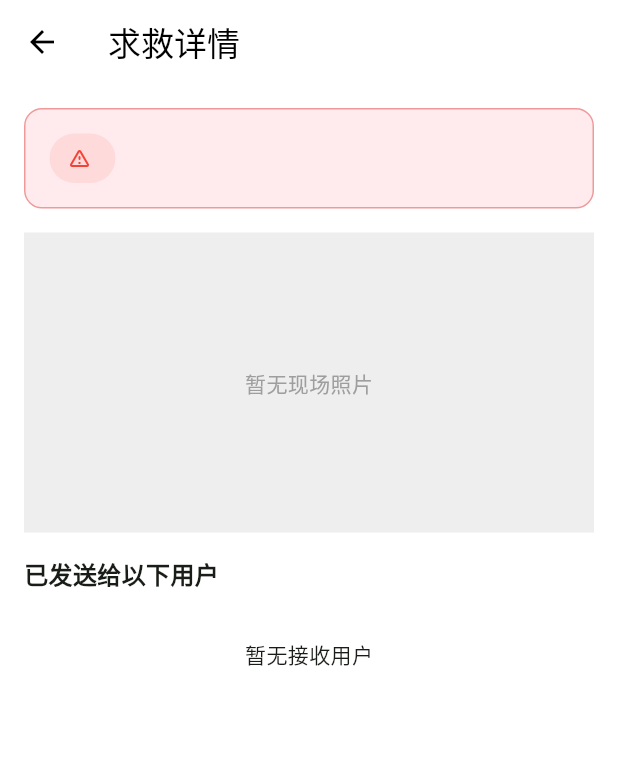
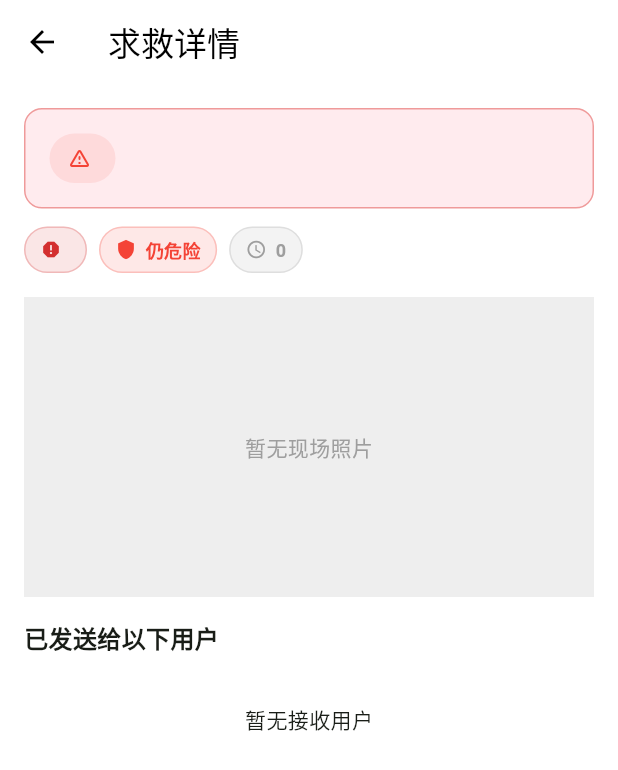
Before and after one commit to lizhedm/solitary, a Flutter app: the SOSEventDetailPage screen opened directly with empty values, on a phone screen of 412 x 824 dp. Shown: the top 770 px of the screen. Run offline on Flutter 3.47's test engine with Material 3 defaults, Android fonts, the phone set to English and light mode, and no system bars; our stand-ins replace cached_network_image, device_info_plus, dio, flutter_image_compress, geolocator, image_picker and 5 more; accounts and stored records are empty.

```diff
--- a/lib/pages/hiking/history_messages_page.dart
+++ b/lib/pages/hiking/history_messages_page.dart
@@ -198,12 +198,12 @@ class _HistoryMessagesPageState extends State<HistoryMessagesPage> {
 
     final Map<int, int> msgCounts = {};
 
-    // Group by partner
+    // Group by partner（排除虚拟用户0：用于广播/SOS，不作为单独对话方展示）
     for (var msg in messages) {
       final senderId = msg['sender_id'] as int;
       final receiverId = msg['receiver_id'] as int;
       final partnerId = (senderId == currentUserId) ? receiverId : senderId;
-
+      if (partnerId == 0) continue;
       msgCounts[partnerId] = (msgCounts[partnerId] ?? 0) + 1;
     }
 
--- a/lib/pages/messages/sos_event_detail_page.dart
+++ b/lib/pages/messages/sos_event_detail_page.dart
@@ -137,6 +137,8 @@ class _SOSEventDetailPageState extends State<SOSEventDetailPage> {
     final urgentLabels = (_messageData['urgent_labels'] is List)
         ? (_messageData['urgent_labels'] as List).map((e) => e.toString()).toList()
         : <String>[];
+    final description = _messageData['description']?.toString() ?? '';
+    final timeText = _messageData['time']?.toString() ?? '';
 
     final statusText = safetyStatus == 2 ? '已脱险' : (safetyStatus == 1 ? '暂时安全' : '仍危险');
     final statusColor = safetyStatus == 2 ? Colors.green : (safetyStatus == 1 ? Colors.orange : Colors.red);
@@ -181,6 +183,19 @@ class _SOSEventDetailPageState extends State<SOSEventDetailPage> {
                 const Spacer(),
               ],
             ),
+          ),
+          const SizedBox(height: 12),
+          Wrap(
+            spacing: 8,
+            runSpacing: 8,
+            children: [
+              _chip(Icons.report, dangerLabel, Colors.red.shade700),
+              _chip(Icons.shield, statusText, statusColor),
+              if (urgentLabels.isNotEmpty)
+                _chip(Icons.inventory_2, urgentLabels.join('、'), Colors.deepOrange),
+              if (timeText.isNotEmpty)
+                _chip(Icons.access_time, timeText, Colors.grey),
+            ],
           ),
           const SizedBox(height: 16),
 
@@ -258,6 +273,35 @@ class _SOSEventDetailPageState extends State<SOSEventDetailPage> {
             ),
           const SizedBox(height: 16),
 
+          if (description.isNotEmpty)
+            Container(
+              padding: const EdgeInsets.all(16),
+              margin: const EdgeInsets.only(bottom: 16),
+              decoration: BoxDecoration(
+                color: Colors.white,
+                borderRadius: BorderRadius.circular(12),
+                border: Border.all(color: Colors.grey.shade200),
+              ),
+              child: Column(
+                crossAxisAlignment: CrossAxisAlignment.start,
+                children: [
+                  const Text(
+                    '具体描述',
+                    style: TextStyle(
+                      fontSize: 14,
+                      fontWeight: FontWeight.bold,
+                      color: Colors.black87,
+                    ),
+                  ),
+                  const SizedBox(height: 8),
+                  Text(
+                    description,
+                    style: const TextStyle(fontSize: 14, color: Colors.black87),
+                  ),
+                ],
+              ),
+            ),
+
           const Text('已发送给以下用户', style: TextStyle(fontSize: 16, fontWeight: FontWeight.bold)),
           const SizedBox(height: 8),
           if (_recipientCards.isEmpty)
```
Also changed, not shown: lib/pages/hiking/sos_detail_page.dart (+25 -5 lines), lib/pages/messages/message_center_page.dart (+268 -243 lines), lib/services/database_helper.dart (+17 -1 lines), 2 other files.
